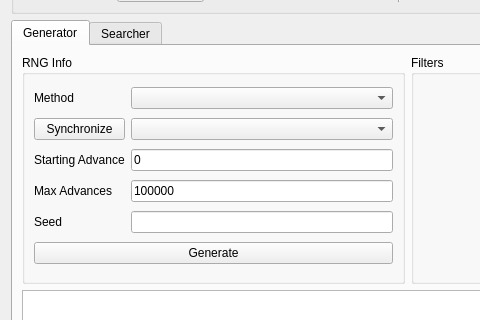
This is Forms/Gen5/Stationary5.ui in Admiral-Fish/PokeFinder as Qt 5 draws it before an edit; both pictures show x 0 to 480 and y 88 to 408 of the 1200 by 700 pixel window. The edited form follows.
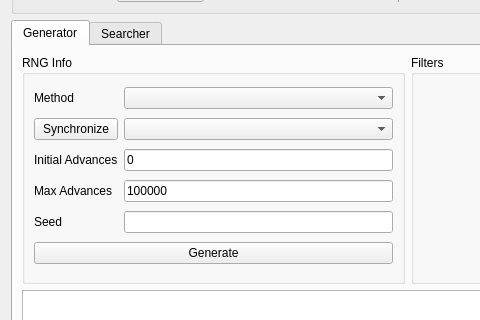
This is the edited form. Custom widgets are drawn as their Qt base class.

Commit message: Reword Starting Advance to Initial Advances

Diff of the .ui file:
```diff
--- a/Forms/Gen5/Stationary5.ui
+++ b/Forms/Gen5/Stationary5.ui
@@ -272,7 +272,7 @@
           <item row="2" column="0">
            <widget class="QLabel" name="labelGeneratorStartingAdvance">
             <property name="text">
-             <string>Starting Advance</string>
+             <string>Initial Advances</string>
             </property>
            </widget>
           </item>
```
The commit also changes 4 other files.
